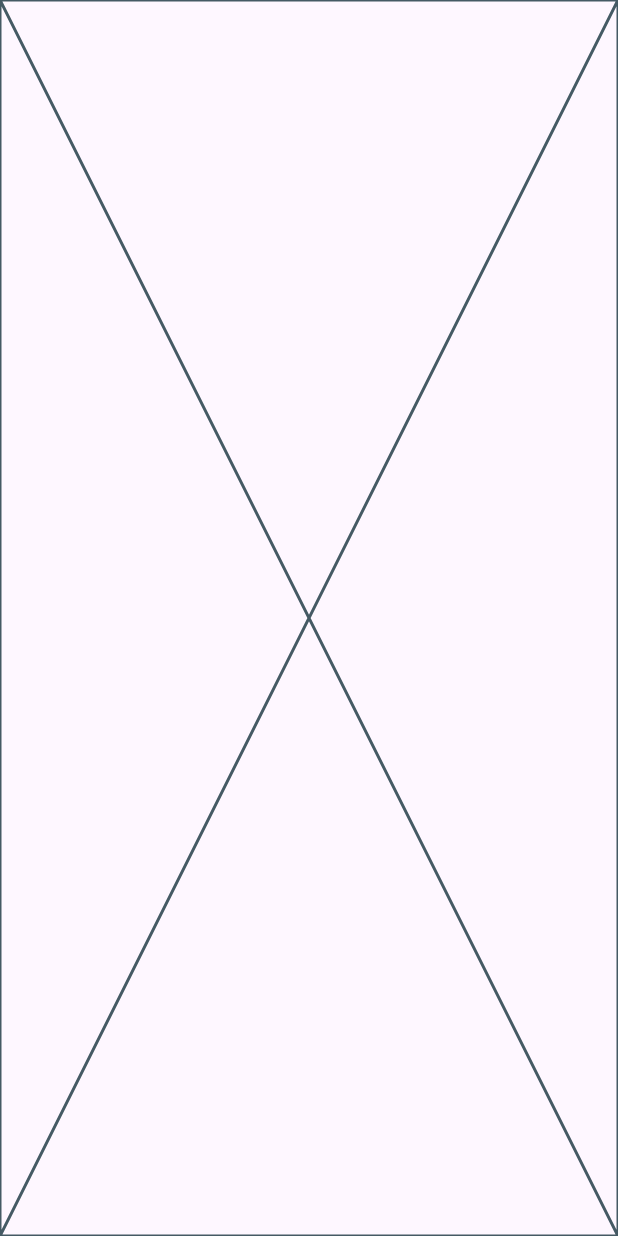
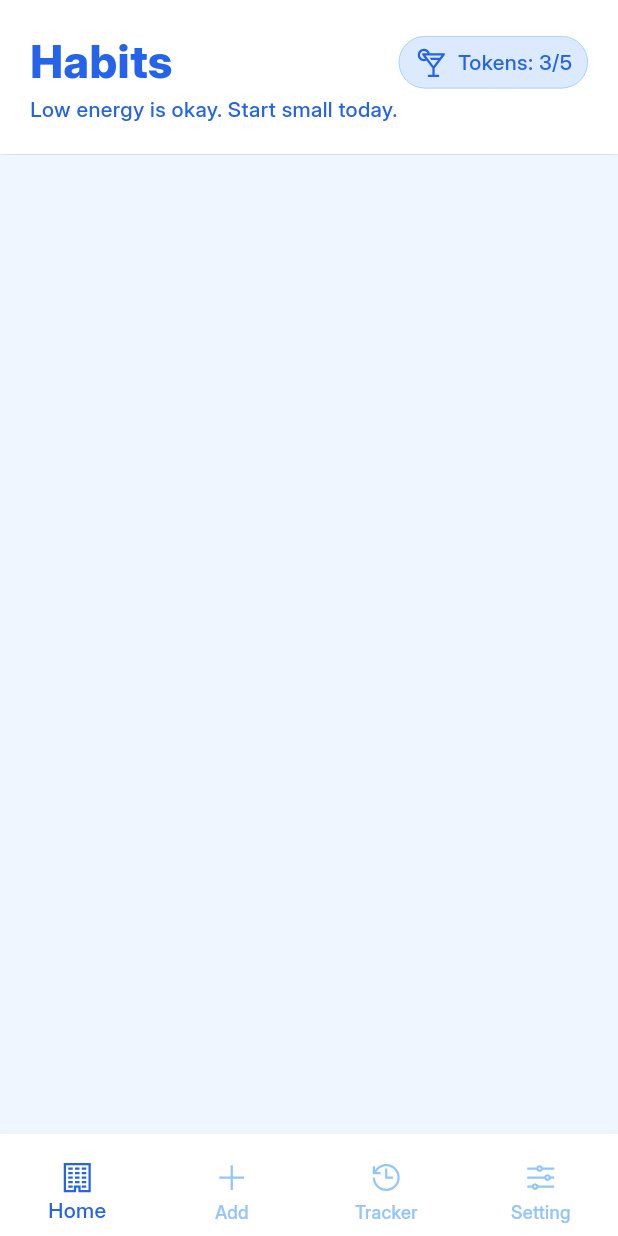
Before and after one commit to Ming-99s/Steady---flutter_final_Project, a Flutter app: the Home screen opened directly, on a phone screen of 412 x 824 dp. Run offline on Flutter 3.47's test engine with Material 3 defaults, Android fonts, the light colour scheme and no system bars; our stand-ins replace device_preview, line_awesome_flutter, shared_preferences; accounts and stored records are empty; project files that could hold a hidden picture were left out.

Commit message:
add home screen

```diff
--- a/lib/screens/home.dart
+++ b/lib/screens/home.dart
@@ -2,25 +2,82 @@ import 'package:flutter/material.dart';
 import 'package:steady/screens/tab/TrackerScreen.dart';
 import 'package:steady/screens/tab/addScreen.dart';
 import 'package:steady/screens/tab/setting.dart';
+import 'package:steady/theme/appColor.dart';
 import '../utils/enums.dart';
 import './tab/HomeScreen.dart';
+import 'package:line_awesome_flutter/line_awesome_flutter.dart';
 
-class Home extends StatelessWidget {
+class Home extends StatefulWidget {
   const Home({super.key});
 
   @override
+  State<Home> createState() => _HomeState();
+}
+
+class _HomeState extends State<Home> {
+  AllTab currentTab = AllTab.home;
+  @override
   Widget build(BuildContext context) {
-
-    AllTab currentTab = AllTab.home;
     return Scaffold(
+      backgroundColor: AppColors.secondary,
       body: IndexedStack(
         index: currentTab.index,
-        children: [
-          Homescreen(),
-          AddHabitScreen(),
-          Trackerscreen(),
-          Setting()
-        ],
+        children: [Homescreen(), AddHabitScreen(), Trackerscreen(), Setting()],
+      ),
+
+      bottomNavigationBar: Container(
+        padding: EdgeInsets.only(top: 10),
+        decoration: BoxDecoration(
+          color: AppColors.secondary,
+          boxShadow: [
+            BoxShadow(
+              color: const Color.fromARGB(44, 0, 0, 0),
+              blurRadius: 10,
+              offset: Offset(0, 10),
+            ),
+          ],
+        ),
+        child: Material(
+          type: MaterialType.transparency,
+          child: Theme(
+            data: Theme.of(context).copyWith(
+              splashFactory: NoSplash.splashFactory, // removes ripple
+              highlightColor: Colors.transparent, // removes highlight
+            ),
+            child: BottomNavigationBar(
+              enableFeedback: false,
+              backgroundColor: Colors.transparent,
+              elevation: 0,
+              type: BottomNavigationBarType.fixed,
+              currentIndex: currentTab.index,
+              selectedItemColor: AppColors.primary,
+              unselectedItemColor: AppColors.offNav,
+              onTap: (index) {
+                setState(() {
+                  currentTab = AllTab.values[index];
+                });
+              },
+              items: [
+                BottomNavigationBarItem(
+                  icon: Icon(LineAwesomeIcons.building),
+                  label: 'Home',
+                ),
+                BottomNavigationBarItem(
+                  icon: Icon(LineAwesomeIcons.plus_solid),
+                  label: 'Add',
+                ),
+                BottomNavigationBarItem(
+                  icon: Icon(LineAwesomeIcons.history_solid),
+                  label: 'Tracker',
+                ),
+                BottomNavigationBarItem(
+                  icon: Icon(LineAwesomeIcons.sliders_h_solid),
+                  label: 'Setting',
+                ),
+              ],
+            ),
+          ),
+        ),
       ),
     );
   }
--- a/lib/screens/tab/HomeScreen.dart
+++ b/lib/screens/tab/HomeScreen.dart
@@ -1,10 +1,96 @@
 import 'package:flutter/material.dart';
+import 'package:line_awesome_flutter/line_awesome_flutter.dart';
+import 'package:steady/theme/appColor.dart';
 
 class Homescreen extends StatelessWidget {
   const Homescreen({super.key});
 
   @override
   Widget build(BuildContext context) {
-    return const Placeholder();
+    return SafeArea(
+      child: Column(
+        children: [
+          // Top bar-like section
+          Container(
+            width: double.infinity,
+            padding: const EdgeInsets.symmetric(horizontal: 20, vertical: 20),
+            decoration: BoxDecoration(
+              color: AppColors.secondary, // background like appbar
+              boxShadow: [
+                BoxShadow(
+                  color: const Color.fromARGB(169, 73, 72, 72),
+                  blurRadius: 10,
+                  spreadRadius: 2,
+                  offset: Offset(0, 30), // shadow downwards
+                ),
+              ],
+            ),
+            child: Column(
+              crossAxisAlignment: CrossAxisAlignment.start,
+              children: [
+                Row(
+                  mainAxisAlignment: MainAxisAlignment.spaceBetween,
+                  children: [
+                    Column(
+                      crossAxisAlignment: CrossAxisAlignment.start,
+                      children: const [
+                        Text(
+                          'Habits',
+                          style: TextStyle(
+                            color: AppColors.primary,
+                            fontWeight: FontWeight.w800,
+                            fontSize: 30,
+                          ),
+                        ),
+                      ],
+                    ),
+                    Container(
+                      padding: const EdgeInsets.symmetric(
+                        horizontal: 10,
+                        vertical: 5,
+                      ),
+                      decoration: BoxDecoration(
+                        borderRadius: BorderRadius.circular(30),
+                        color: AppColors.border,
+                        border: Border.all(color: AppColors.offNav, width: 0.5),
+                      ),
+                      child: Row(
+                        children: const [
+                          Icon(
+                            LineAwesomeIcons.cocktail_solid,
+                            color: AppColors.primary,
+                          ),
+                          SizedBox(width: 5),
+                          Text(
+                            'Tokens: ',
+                            style: TextStyle(color: AppColors.primary),
+                          ),
+                          Text(
+                            '3/5',
+                            style: TextStyle(color: AppColors.primary),
+                          ),
+                        ],
+                      ),
+                    ),
+                  ],
+                ),
+
+                Text('Low energy is okay. Start small today.', style: TextStyle(color: AppColors.primary),)
+              ],
+            ),
+          ),
+
+          // The rest of the home screen content
+          Expanded(
+            child: Container(
+              color: AppColors.background,
+              // child: ListView.builder(
+              //   itemBuilder: itemBuilder
+              // ),
+            ),
+          ),
+        ],
+      ),
+    );
   }
 }
--- a/pubspec.yaml
+++ b/pubspec.yaml
@@ -28,6 +28,7 @@ environment:
 # the latest version available on pub.dev. To see which dependencies have newer
 # versions available, run `flutter pub outdated`.
 dependencies:
+  line_awesome_flutter: ^3.0.1
   device_preview: ^1.3.1
   shared_preferences: ^2.2.2
   flutter:
```
Also changed, not shown: pubspec.lock.
